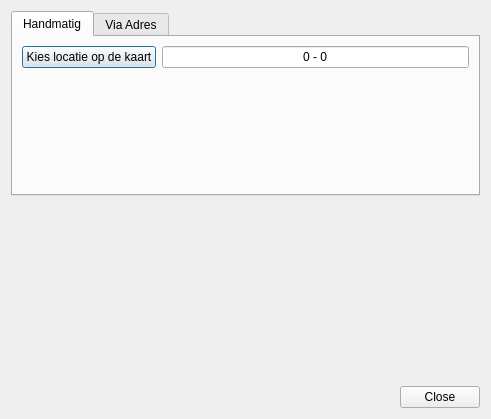
Old version of the form ui_OmgevingsAnalyseDlg.ui in the repository milieuinfo/OmgevingsAnalyse.
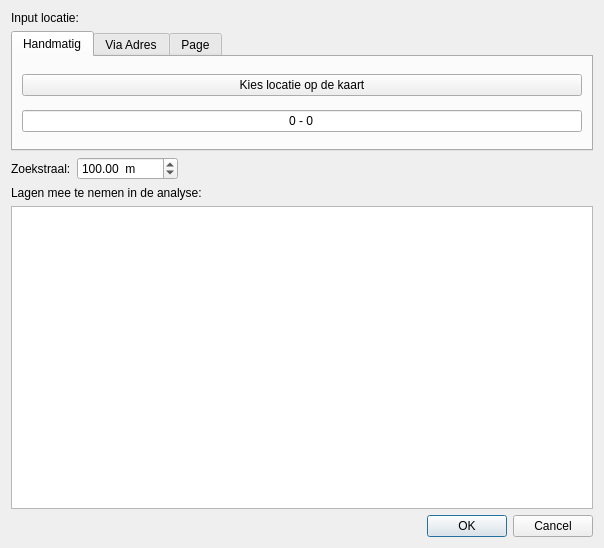
New version of the form. Icons and pictures are not drawn.

The edit to the form file:
```diff
--- a/ui_OmgevingsAnalyseDlg.ui
+++ b/ui_OmgevingsAnalyseDlg.ui
@@ -6,8 +6,8 @@
    <rect>
     <x>0</x>
     <y>0</y>
-    <width>491</width>
-    <height>419</height>
+    <width>604</width>
+    <height>548</height>
    </rect>
   </property>
   <property name="windowTitle">
@@ -18,8 +18,21 @@
     <normaloff>:/plugins/OmgevingsAnalyse/img/icon.png</normaloff>:/plugins/OmgevingsAnalyse/img/icon.png</iconset>
   </property>
   <layout class="QVBoxLayout" name="verticalLayout">
+   <item>
+    <widget class="QLabel" name="label_2">
+     <property name="text">
+      <string>Input locatie:</string>
+     </property>
+    </widget>
+   </item>
    <item>
     <widget class="QTabWidget" name="intputLocationTabs">
+     <property name="maximumSize">
+      <size>
+       <width>16777215</width>
+       <height>120</height>
+      </size>
+     </property>
      <property name="currentIndex">
       <number>0</number>
      </property>
@@ -27,18 +40,15 @@
       <attribute name="title">
        <string>Handmatig</string>
       </attribute>
-      <layout class="QFormLayout" name="formLayout">
-       <property name="fieldGrowthPolicy">
-        <enum>QFormLayout::AllNonFixedFieldsGrow</enum>
-       </property>
-       <item row="0" column="0">
+      <layout class="QVBoxLayout" name="verticalLayout_2">
+       <item>
         <widget class="QPushButton" name="manualLocationBtn">
          <property name="text">
           <string>Kies locatie op de kaart</string>
          </property>
         </widget>
        </item>
-       <item row="0" column="1">
+       <item>
         <widget class="QLineEdit" name="manualLocationTxt">
          <property name="text">
           <string>0 - 0</string>
@@ -58,20 +68,87 @@
        <string>Via Adres</string>
       </attribute>
      </widget>
+     <widget class="QWidget" name="parcelLocationTab">
+      <attribute name="title">
+       <string>Page</string>
+      </attribute>
+     </widget>
     </widget>
    </item>
    <item>
-    <spacer name="verticalSpacer">
-     <property name="orientation">
-      <enum>Qt::Vertical</enum>
+    <layout class="QHBoxLayout" name="horizontalLayout">
+     <item>
+      <widget class="QLabel" name="searchRadiusLbl">
+       <property name="sizePolicy">
+        <sizepolicy hsizetype="Maximum" vsizetype="Preferred">
+         <horstretch>0</horstretch>
+         <verstretch>0</verstretch>
+        </sizepolicy>
+       </property>
+       <property name="text">
+        <string>Zoekstraal:</string>
+       </property>
+      </widget>
+     </item>
+     <item>
+      <widget class="QDoubleSpinBox" name="searchRaduisNum">
+       <property name="sizePolicy">
+        <sizepolicy hsizetype="Fixed" vsizetype="Fixed">
+         <horstretch>0</horstretch>
+         <verstretch>0</verstretch>
+        </sizepolicy>
+       </property>
+       <property name="specialValueText">
+        <string/>
+       </property>
+       <property name="suffix">
+        <string>  m</string>
+       </property>
+       <property name="maximum">
+        <double>1000000000.000000000000000</double>
+       </property>
+       <property name="singleStep">
+        <double>50.000000000000000</double>
+       </property>
+       <property name="value">
+        <double>100.000000000000000</double>
+       </property>
+      </widget>
+     </item>
+     <item>
+      <spacer name="horizontalSpacer">
+       <property name="orientation">
+        <enum>Qt::Horizontal</enum>
+       </property>
+       <property name="sizeHint" stdset="0">
+        <size>
+         <width>40</width>
+         <height>20</height>
+        </size>
+       </property>
+      </spacer>
+     </item>
+    </layout>
+   </item>
+   <item>
+    <widget class="QLabel" name="label">
+     <property name="text">
+      <string>Lagen mee te nemen in de analyse:</string>
      </property>
-     <property name="sizeHint" stdset="0">
-      <size>
-       <width>20</width>
-       <height>157</height>
-      </size>
+    </widget>
+   </item>
+   <item>
+    <widget class="QListWidget" name="layerList">
+     <property name="editTriggers">
+      <set>QAbstractItemView::NoEditTriggers</set>
      </property>
-    </spacer>
+     <property name="showDropIndicator" stdset="0">
+      <bool>false</bool>
+     </property>
+     <property name="selectionMode">
+      <enum>QAbstractItemView::NoSelection</enum>
+     </property>
+    </widget>
    </item>
    <item>
     <widget class="QDialogButtonBox" name="button_box">
@@ -79,7 +156,7 @@
       <enum>Qt::Horizontal</enum>
      </property>
      <property name="standardButtons">
-      <set>QDialogButtonBox::Close</set>
+      <set>QDialogButtonBox::Cancel|QDialogButtonBox::Ok</set>
      </property>
     </widget>
    </item>
```
